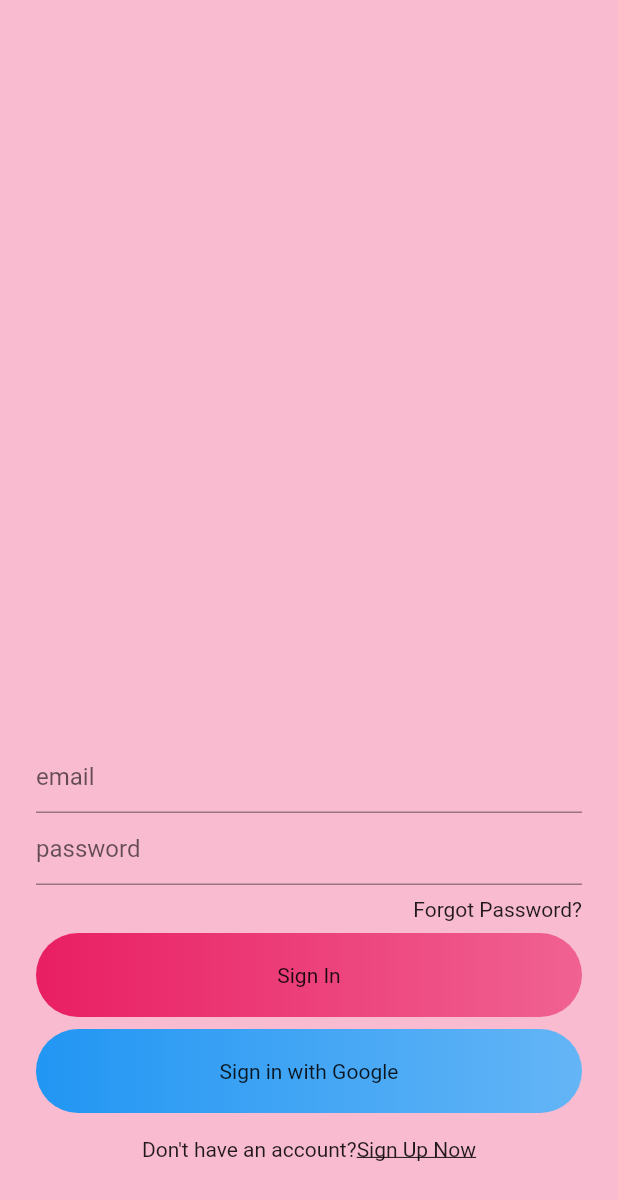
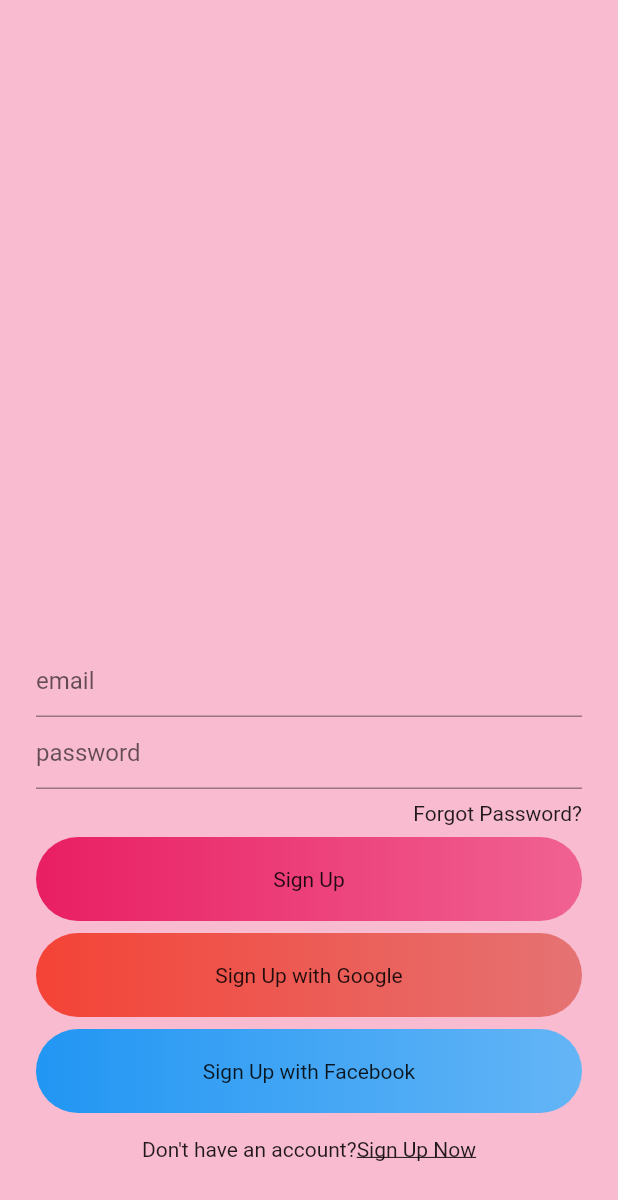
Before and after one commit to benha0898/capstone, a Flutter app: the screen it shows after launch, on a phone screen of 412 x 824 dp. Shown: the top 1200 px of the screen. Run offline on Flutter 3.47's test engine with Material 2 defaults, Android fonts, the phone set to English and light mode, and no system bars; our stand-ins replace firebase_auth, firebase_core, firebase_database; accounts and stored records are empty.

Commit message:
updated login screens

```diff
--- /dev/null
+++ b/lib/authentication/signUpScreen.dart
@@ -0,0 +1,90 @@
+//import 'package:CapstoneProject/widgets/widgets.dart';
+import 'package:flutter/material.dart';
+
+class SignUpScreen extends StatefulWidget {
+  @override
+  _SignUpScreenState createState() => _SignUpScreenState();
+}
+
+class _SignUpScreenState extends State<SignUpScreen> {
+  @override
+  Widget build(BuildContext context) {
+    return Scaffold(
+        backgroundColor: Colors.pink[100],
+        body: Container(
+          alignment: Alignment.bottomCenter,
+          padding: EdgeInsets.symmetric(horizontal: 24),
+          child: Column(
+            mainAxisSize: MainAxisSize.min,
+            children: [
+              TextField(
+                style: TextStyle(color: Colors.black),
+                decoration:
+                    InputDecoration(hintText: "email"),
+              ),
+              TextField(
+                obscureText: true,
+                style: TextStyle(color: Colors.black),
+                decoration: InputDecoration(hintText: "password"),
+              ),
+              SizedBox(
+                height: 8,
+              ),
+              Container(
+                alignment: Alignment.topRight,
+                child: Text("Forgot Password?"),
+              ),
+              SizedBox(
+                height: 8,
+              ),
+              Container(
+                alignment: Alignment.center,
+                width: MediaQuery.of(context).size.width,
+                padding: EdgeInsets.symmetric(vertical: 20),
+                decoration: BoxDecoration(
+                  gradient:
+                      LinearGradient(colors: [Colors.pink, Colors.pink[300]]),
+                  borderRadius: BorderRadius.circular(30),
+                ),
+                child: Text("Sign Up"),
+              ),
+              SizedBox(
+                height: 8,
+              ),
+              Container(
+                alignment: Alignment.center,
+                width: MediaQuery.of(context).size.width,
+                padding: EdgeInsets.symmetric(vertical: 20),
+                decoration: BoxDecoration(
+                  gradient:
+                      LinearGradient(colors: [Colors.red, Colors.red[300]]),
+                  borderRadius: BorderRadius.circular(30),
+                ),
+                child: Text("Sign Up with Google"),
+              ),
+              SizedBox(height: 8,),
+              Container(
+                alignment: Alignment.center,
+                width: MediaQuery.of(context).size.width,
+                padding: EdgeInsets.symmetric(vertical: 20),
+                decoration: BoxDecoration(
+                  gradient:
+                      LinearGradient(colors: [Colors.blue, Colors.blue[300]]),
+                  borderRadius: BorderRadius.circular(30),
+                ),
+                child: Text("Sign Up with Facebook"),
+              ),
+              SizedBox(height: 16),
+              Row(mainAxisAlignment: MainAxisAlignment.center, children: [
+                Text("Don't have an account?"),
+                Text(
+                  "Sign Up Now",
+                  style: TextStyle(decoration: TextDecoration.underline),
+                )
+              ]),
+              SizedBox(height: 50),
+            ],
+          ),
+        ));
+  }
+}
--- a/lib/main.dart
+++ b/lib/main.dart
@@ -1,5 +1,6 @@
-import 'package:CapstoneProject/authentication/signin.dart';
+//import 'package:CapstoneProject/authentication/signin.dart';
 //import 'package:CapstoneProject/authentication/signup.dart';
+import 'package:CapstoneProject/authentication/signUpScreen.dart';
 import 'package:flutter/material.dart';
 
 
@@ -9,7 +10,7 @@ class MyApp extends StatelessWidget {
   @override
   Widget build(BuildContext context) {
     return MaterialApp(
-      home: SignIn(),
+      home: SignUpScreen(),
     );
   }
 }
--- a/lib/services/auth.dart
+++ b/lib/services/auth.dart
@@ -1,4 +1,10 @@
 import 'package:firebase_auth/firebase_auth.dart';
+
+class AppUser {
+  String userId;
+
+  AppUser({this.userId});
+}
 
 class AuthMethods{
   final FirebaseAuth _auth = FirebaseAuth.instance;
```
